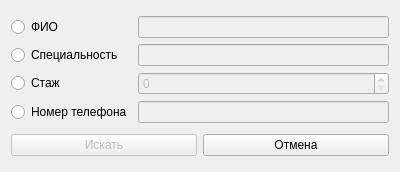
First picture: the form in searchdoctordialog.ui, repository skrine525/fefu-fds-coursework, before the edit.
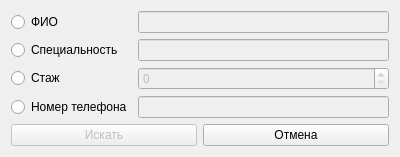
Second picture: the form after the edit.

Diff of the .ui file:
```diff
--- a/searchdoctordialog.ui
+++ b/searchdoctordialog.ui
@@ -7,7 +7,7 @@
     <x>0</x>
     <y>0</y>
     <width>400</width>
-    <height>172</height>
+    <height>149</height>
    </rect>
   </property>
   <property name="windowTitle">
```
Left out of the diff: 2 changed lines with no effect on the pictures.
